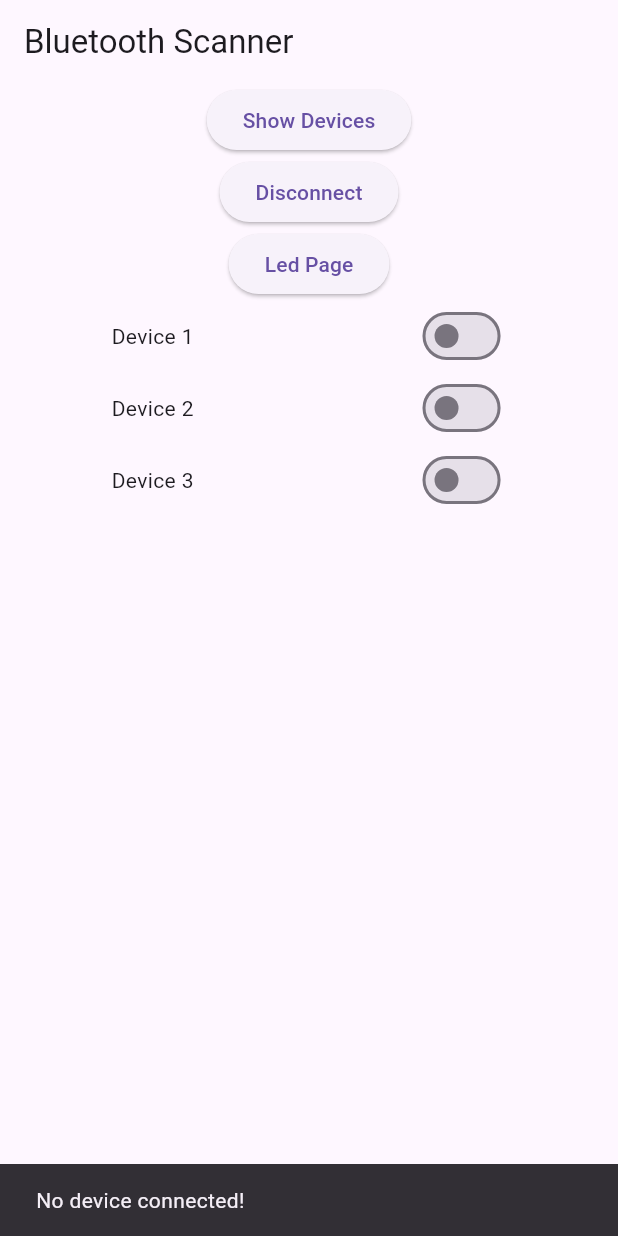
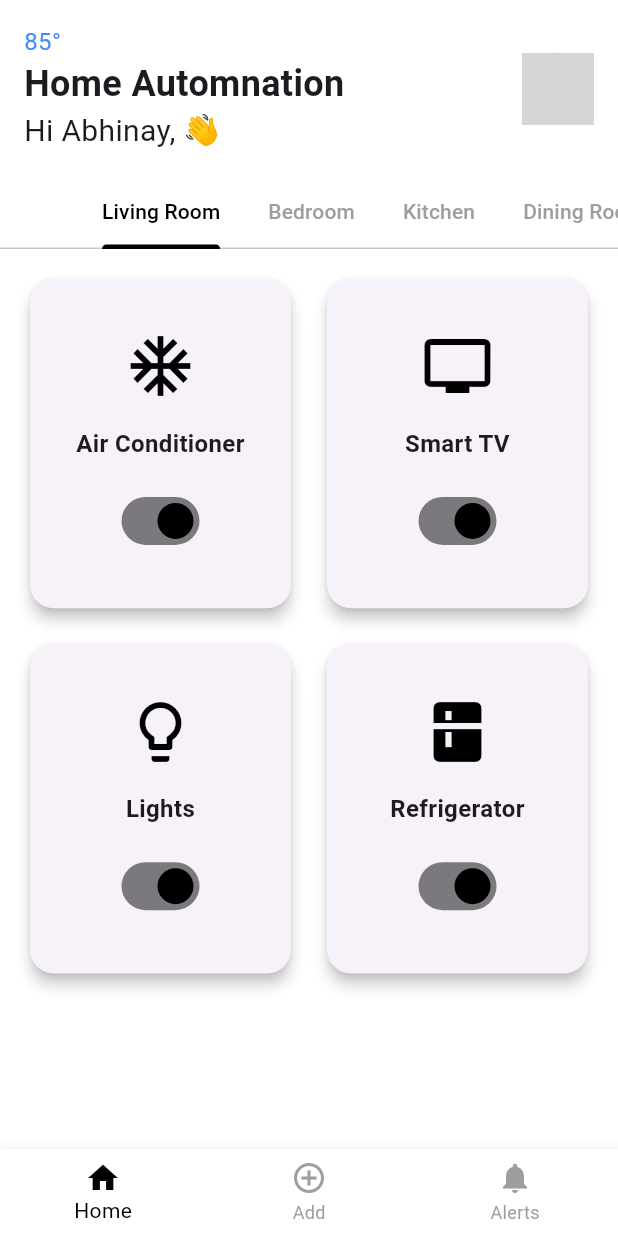
Before and after one commit to abhinaynarayan/ArduinoBoardControllerFlutterApp, a Flutter app: the screen it shows after launch, after a tap on "Led Page", on a phone screen of 412 x 824 dp. Run offline on Flutter 3.47's test engine with Material 3 defaults, Android fonts, the phone set to English and light mode, and no system bars; our stand-ins replace flutter_bluetooth_serial, permission_handler; grey boxes are pictures that could not be loaded.

Commit message:
ui final commit

```diff
--- a/lib/MainPage.dart
+++ b/lib/MainPage.dart
@@ -197,6 +197,7 @@ import 'led_control_page.dart';
 import 'devices_page.dart';
 import 'dart:typed_data'; // For Uint8List
 import 'dart:convert'; // For utf8
+import 'ui1.dart';
 
 
 
@@ -255,12 +256,12 @@ class _BluetoothAppState extends State<BluetoothApp> {
         _connectedDevice = device;
       });
 
-      Navigator.push(
-        context,
-        MaterialPageRoute(
-          builder: (context) => LEDControlPage(connection: connection!),
-        ),
-      );
+      // Navigator.push(
+      //   context,
+      //   MaterialPageRoute(
+      //     builder: (context) => LEDControlPage(connection: connection!),
+      //   ),
+      // );
     } catch (e) {
       print("Connection failed: $e");
     }
@@ -325,18 +326,13 @@ class _BluetoothAppState extends State<BluetoothApp> {
 
 
     void navigateToLedPage() {
-    if (connection != null) {
+
       Navigator.push(
         context,
         MaterialPageRoute(
-          builder: (context) => LEDControlPage(connection: connection!),
+          builder: (context) => uiapp(),
         ),
       );
-    } else {
-      ScaffoldMessenger.of(context).showSnackBar(
-        const SnackBar(content: Text("No device connected!")),
-      );
-    }
   }
 
   @override
--- /dev/null
+++ b/lib/ui1.dart
@@ -0,0 +1,207 @@
+import 'package:flutter/material.dart';
+import 'MainPage.dart';
+import 'devices_page.dart';
+import 'package:flutter_bluetooth_serial/flutter_bluetooth_serial.dart';
+import 'package:permission_handler/permission_handler.dart';
+import 'led_control_page.dart';
+import 'devices_page.dart';
+import 'dart:typed_data'; // For Uint8List
+import 'dart:convert'; // For utf8
+import 'ui1.dart';
+
+
+class uiapp extends StatefulWidget {
+  @override
+  _UiAppState createState() => _UiAppState();
+}
+
+class _UiAppState extends State<uiapp> {
+  int _selectedIndex = 0;
+
+  // List of destinations corresponding to BottomNavigationBar items
+  final List<Widget> _pages = [
+    MainPageScreen(),
+    // DevicesPage(),
+    // AlertsScreen(),
+  ];
+
+  void _onItemTapped(int index) {
+    setState(() {
+      _selectedIndex = index;
+    });
+
+    // Navigate to the corresponding page
+    Navigator.push(
+      context,
+      MaterialPageRoute(builder: (context) => _pages[index]),
+    );
+  }
+
+  @override
+  Widget build(BuildContext context) {
+    return Scaffold(
+      backgroundColor: Colors.white,
+      body: SafeArea(
+        child: Column(
+          children: [
+            // Top section with name and greeting
+            Padding(
+              padding: const EdgeInsets.all(16.0),
+              child: Row(
+                mainAxisAlignment: MainAxisAlignment.spaceBetween,
+                children: [
+                  Column(
+                    crossAxisAlignment: CrossAxisAlignment.start,
+                    children: [
+                      Text(
+                        '85°',
+                        style: TextStyle(fontSize: 16, color: Colors.blueAccent),
+                      ),
+                      Text(
+                        'Home Automnation',
+                        style: TextStyle(
+                          fontSize: 24,
+                          fontWeight: FontWeight.bold,
+                        ),
+                      ),
+                      Text(
+                        'Hi Abhinay, 👋',
+                        style: TextStyle(fontSize: 20),
+                      ),
+                    ],
+                  ),
+                  CircleAvatar(
+                    radius: 24,
+                    backgroundImage: AssetImage('assets/profile.png'), // Replace with your image
+                  ),
+                ],
+              ),
+            ),
+            // Tabs
+            TabBarSection(),
+            // Devices grid wrapped in an Expanded widget
+            Expanded(child: DevicesGrid()),
+          ],
+        ),
+      ),
+      // Bottom navigation
+      bottomNavigationBar: BottomNavigationBar(
+        items: const <BottomNavigationBarItem>[
+          BottomNavigationBarItem(
+            icon: Icon(Icons.home),
+            label: 'Home',
+          ),
+          BottomNavigationBarItem(
+            icon: Icon(Icons.add_circle_outline),
+            label: 'Add',
+          ),
+          BottomNavigationBarItem(
+            icon: Icon(Icons.notifications),
+            label: 'Alerts',
+          ),
+        ],
+        currentIndex: _selectedIndex,
+        onTap: _onItemTapped,
+        selectedItemColor: Colors.black,
+        unselectedItemColor: Colors.grey,
+        backgroundColor: Colors.white,
+      ),
+    );
+  }
+}
+
+class TabBarSection extends StatelessWidget {
+  @override
+  Widget build(BuildContext context) {
+    return DefaultTabController(
+      length: 4,
+      child: Container(
+        color: Colors.white,
+        child: TabBar(
+          indicatorColor: Colors.black,
+          labelColor: Colors.black,
+          unselectedLabelColor: Colors.grey,
+          isScrollable: true,
+          tabs: [
+            Tab(text: 'Living Room'),
+            Tab(text: 'Bedroom'),
+            Tab(text: 'Kitchen'),
+            Tab(text: 'Dining Room'),
+          ],
+        ),
+      ),
+    );
+  }
+}
+
+class DevicesGrid extends StatelessWidget {
+  final List<Map<String, dynamic>> devices = [
+    {'name': 'Air Conditioner', 'icon': Icons.ac_unit},
+    {'name': 'Smart TV', 'icon': Icons.tv},
+    {'name': 'Lights', 'icon': Icons.lightbulb_outline},
+    {'name': 'Refrigerator', 'icon': Icons.kitchen},
+  ];
+
+  @override
+  Widget build(BuildContext context) {
+    return Padding(
+      padding: const EdgeInsets.all(16.0),
+      child: GridView.builder(
+        gridDelegate: SliverGridDelegateWithFixedCrossAxisCount(
+          crossAxisCount: 2,
+          crossAxisSpacing: 16.0,
+          mainAxisSpacing: 16.0,
+          childAspectRatio: 0.8, // Adjust the aspect ratio if needed
+        ),
+        itemCount: devices.length,
+        itemBuilder: (context, index) {
+          return DeviceCard(
+            deviceName: devices[index]['name']!,
+            iconData: devices[index]['icon']!,
+          );
+        },
+      ),
+    );
+  }
+}
+
+class DeviceCard extends StatelessWidget {
+  final String deviceName;
+  final IconData iconData;
+
+  const DeviceCard({
+    required this.deviceName,
+    required this.iconData,
+  });
+
+  @override
+  Widget build(BuildContext context) {
+    return Card(
+      elevation: 4.0,
+      shape: RoundedRectangleBorder(
+        borderRadius: BorderRadius.circular(16.0),
+      ),
+      child: Padding(
+        padding: const EdgeInsets.all(16.0),
+        child: Column(
+          mainAxisAlignment: MainAxisAlignment.center,
+          children: [
+            Icon(iconData, size: 48.0, color: Colors.black),
+            SizedBox(height: 16.0),
+            Text(
+              deviceName,
+              style: TextStyle(fontSize: 16.0, fontWeight: FontWeight.bold),
+              textAlign: TextAlign.center,
+            ),
+            SizedBox(height: 16.0),
+            Switch(
+              value: true,
+              onChanged: (value) {},
+              activeColor: Colors.black,
+            ),
+          ],
+        ),
+      ),
+    );
+  }
+}
```
